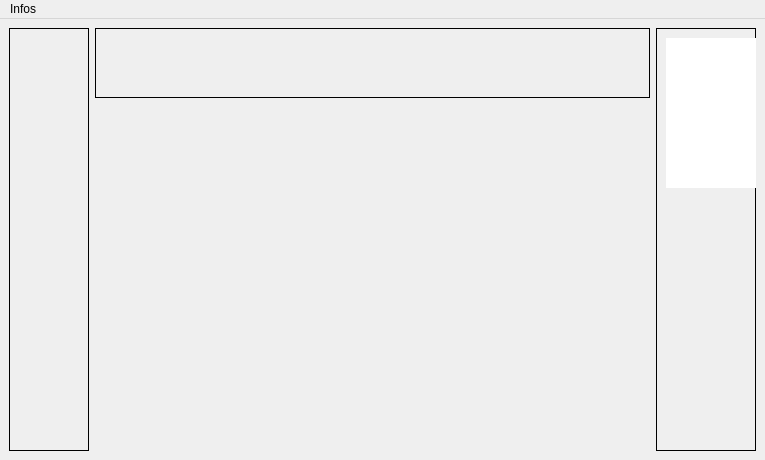
The window that clientLourd/src/channel/belote/belote.ui (Phoenix63/IRC-like) describes before a commit, drawn with Qt 5.
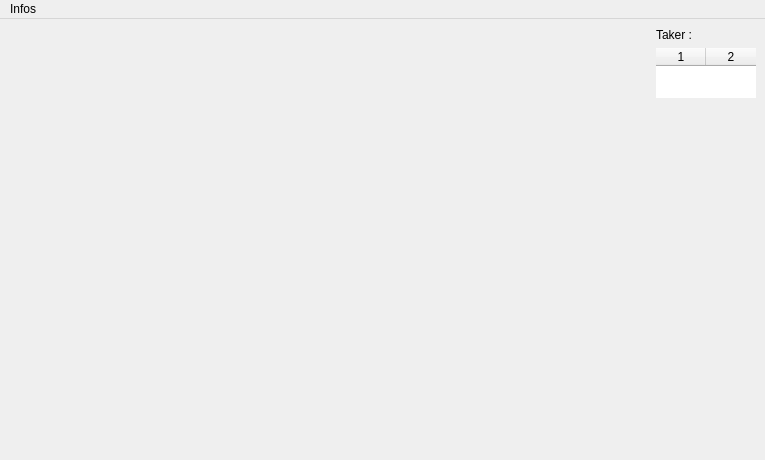
The same window after the commit.

Diff of the .ui file:
```diff
--- a/clientLourd/src/channel/belote/belote.ui
+++ b/clientLourd/src/channel/belote/belote.ui
@@ -29,9 +29,6 @@
         <height>16777215</height>
        </size>
       </property>
-      <property name="frameShape">
-       <enum>QFrame::Box</enum>
-      </property>
       <layout class="QVBoxLayout" name="west">
        <item>
         <spacer name="horizontalSpacer_2">
@@ -62,9 +59,6 @@
           <height>70</height>
          </size>
         </property>
-        <property name="frameShape">
-         <enum>QFrame::Box</enum>
-        </property>
         <layout class="QHBoxLayout" name="north">
          <item>
           <spacer name="verticalSpacer">
@@ -161,18 +155,15 @@
      </layout>
     </item>
     <item>
-     <widget class="QFrame" name="eastFrame">
-      <property name="maximumSize">
-       <size>
-        <width>100</width>
-        <height>16777215</height>
-       </size>
-      </property>
-      <property name="frameShape">
-       <enum>QFrame::Box</enum>
-      </property>
-      <layout class="QVBoxLayout" name="east">
-       <item alignment="Qt::AlignLeft">
+     <layout class="QVBoxLayout" name="eastBoard">
+      <item>
+       <widget class="QLabel" name="taker">
+        <property name="text">
+         <string>Taker :</string>
+        </property>
+       </widget>
+      </item>
+      <item>
         <widget class="QTableWidget" name="scoreboard">
          <property name="minimumSize">
           <size>
@@ -183,9 +174,12 @@
          <property name="maximumSize">
           <size>
            <width>100</width>
-           <height>150</height>
-          </size>
-         </property>
+          <height>50</height>
+         </size>
+        </property>
+        <property name="focusPolicy">
+         <enum>Qt::NoFocus</enum>
+        </property>
          <property name="autoFillBackground">
           <bool>false</bool>
          </property>
@@ -195,6 +189,33 @@
          <property name="frameShadow">
           <enum>QFrame::Sunken</enum>
          </property>
+        <property name="editTriggers">
+         <set>QAbstractItemView::NoEditTriggers</set>
+        </property>
+        <property name="showGrid">
+         <bool>false</bool>
+        </property>
+        <property name="rowCount">
+         <number>1</number>
+        </property>
+        <property name="columnCount">
+         <number>2</number>
+        </property>
+        <attribute name="horizontalHeaderDefaultSectionSize">
+         <number>50</number>
+        </attribute>
+        <attribute name="verticalHeaderVisible">
+         <bool>false</bool>
+        </attribute>
+        <attribute name="verticalHeaderDefaultSectionSize">
+         <number>25</number>
+        </attribute>
+        <attribute name="verticalHeaderHighlightSections">
+         <bool>true</bool>
+        </attribute>
+        <row/>
+        <column/>
+        <column/>
         </widget>
        </item>
        <item>
@@ -207,11 +228,27 @@
          </property>
          <property name="sizeHint" stdset="0">
           <size>
-           <width>60</width>
+          <width>100</width>
            <height>20</height>
           </size>
          </property>
         </spacer>
+      </item>
+      <item>
+       <widget class="QFrame" name="eastFrame">
+        <property name="maximumSize">
+         <size>
+          <width>100</width>
+          <height>16777215</height>
+         </size>
+        </property>
+        <layout class="QVBoxLayout" name="east">
+         <item>
+          <widget class="QLabel" name="eastName">
+           <property name="text">
+            <string/>
+           </property>
+          </widget>
        </item>
        <item>
         <spacer name="verticalSpacer_5">
@@ -228,6 +265,8 @@
        </item>
       </layout>
      </widget>
+      </item>
+     </layout>
     </item>
    </layout>
   </widget>
```
Left out of the diff: 26 changed lines with no effect on the pictures. Lines whose indentation alone changed are shown as unchanged.
